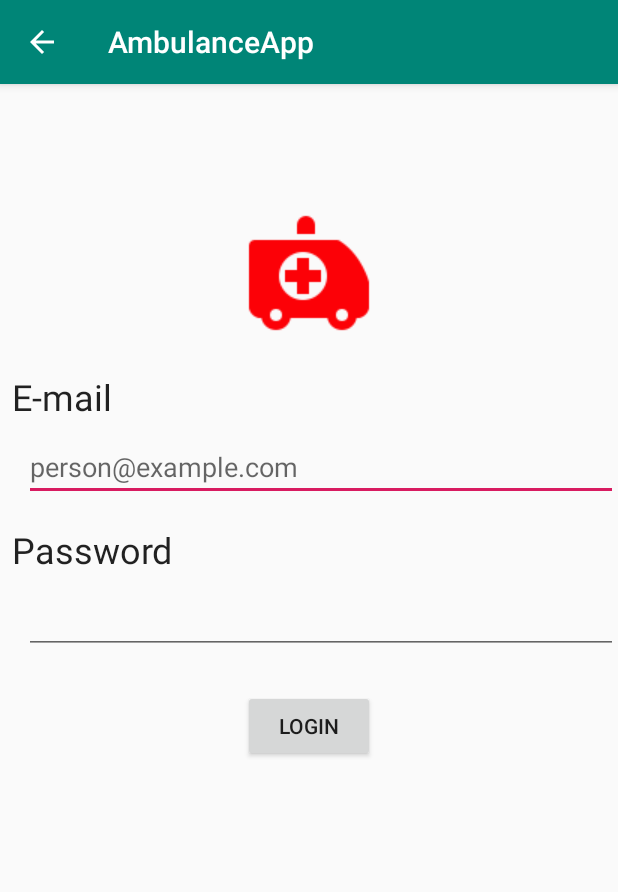
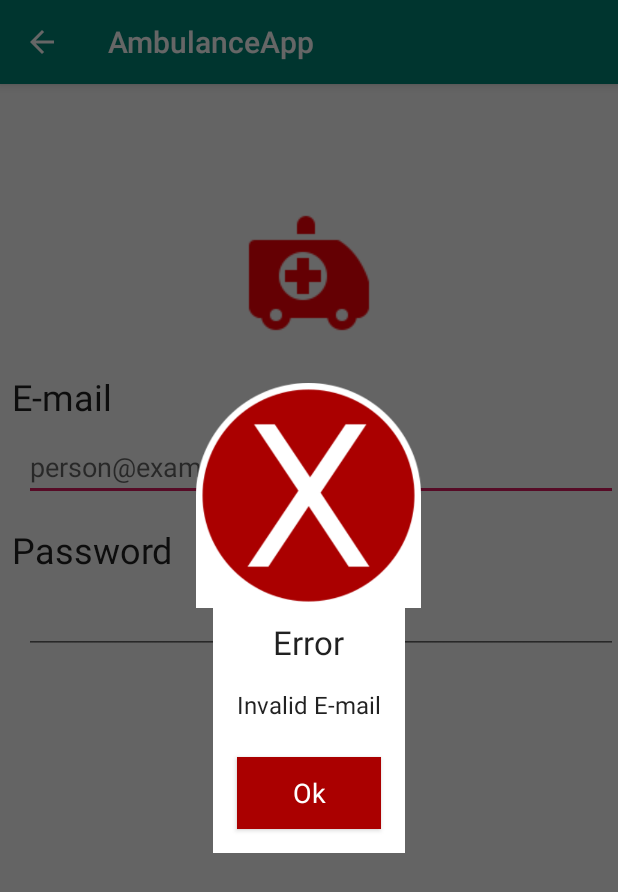
Before and after one commit to tarekMohamedIT/AmbulanceApp, an Android app: the LoginActivity screen opened directly, with no data from a screen before it, after a tap on "LOGIN", on a phone screen of 412 x 824 dp. Shown: the top 892 px of the screen. Run offline under Robolectric (Android 15) with nearby library versions, the phone set to English and light mode, and no system bars; our stand-ins replace Firebase (no records; nobody signed in at launch, a user with empty details on screens opened directly).

Commit message:
Added new message dialog to the login activity

```diff
--- /dev/null
+++ b/app/src/main/java/com/r3tr0/ambulanceapp/model/dialogs/MessageDialog.java
@@ -0,0 +1,76 @@
+package com.r3tr0.ambulanceapp.model.dialogs;
+
+import android.app.Dialog;
+import android.content.Context;
+import android.graphics.Color;
+import android.os.Bundle;
+import android.view.View;
+import android.widget.Button;
+import android.widget.ImageView;
+import android.widget.TextView;
+
+import com.r3tr0.ambulanceapp.R;
+
+public class MessageDialog extends Dialog implements View.OnClickListener {
+    private ImageView typeImageView;
+    private TextView titleTextView;
+    private TextView messageTextView;
+    private Button button;
+
+    private String title;
+    private String message;
+    private int type = 0;
+
+    private View.OnClickListener onClickListener;
+
+    public MessageDialog(Context context) {
+        super(context);
+    }
+
+    @Override
+    protected void onCreate(Bundle savedInstanceState) {
+        super.onCreate(savedInstanceState);
+        setContentView(R.layout.dialog_custom);
+        getWindow().setBackgroundDrawableResource(android.R.color.transparent);
+        typeImageView = findViewById(R.id.typeImageView);
+        titleTextView = findViewById(R.id.titleTextView);
+        messageTextView = findViewById(R.id.messageTextView);
+        button = findViewById(R.id.button);
+
+        titleTextView.setText(title);
+        messageTextView.setText(message);
+
+        if (type == 0) { //Error
+            typeImageView.setImageResource(R.drawable.dialog_error);
+            button.setBackgroundColor(Color.parseColor("#FFaa0000"));
+        } else {
+            typeImageView.setImageResource(R.drawable.dialog_finished);
+            button.setBackgroundColor(Color.parseColor("#FF00aa00"));
+        }
+
+        button.setOnClickListener(this);
+    }
+
+    public void setTitle(String title) {
+        this.title = title;
+    }
+
+    public void setMessage(String message) {
+        this.message = message;
+    }
+
+    public void setType(int type) {
+        this.type = type;
+    }
+
+    public void setOnClickListener(View.OnClickListener onClickListener) {
+        this.onClickListener = onClickListener;
+    }
+
+    @Override
+    public void onClick(View v) {
+        if (onClickListener != null)
+            onClickListener.onClick(v);
+        dismiss();
+    }
+}
--- a/app/src/main/java/com/r3tr0/ambulanceapp/view/BaseAuthActivity.java
+++ b/app/src/main/java/com/r3tr0/ambulanceapp/view/BaseAuthActivity.java
@@ -5,6 +5,8 @@ import android.content.Context;
 import android.support.v7.app.AppCompatActivity;
 import android.view.View;
 import android.view.inputmethod.InputMethodManager;
+
+import com.r3tr0.ambulanceapp.model.dialogs.MessageDialog;
 
 public class BaseAuthActivity extends AppCompatActivity {
 
@@ -32,6 +34,23 @@ public class BaseAuthActivity extends AppCompatActivity {
         }
     }
 
+    public void showMessage(String title, String message, int type) {
+        MessageDialog dialog = new MessageDialog(this);
+        dialog.setTitle(title);
+        dialog.setMessage(message);
+        dialog.setType(type);
+        dialog.show();
+    }
+
+    public void showMessage(String title, String message, int type, View.OnClickListener onClickListener) {
+        MessageDialog dialog = new MessageDialog(this);
+        dialog.setTitle(title);
+        dialog.setMessage(message);
+        dialog.setType(type);
+        dialog.setOnClickListener(onClickListener);
+        dialog.show();
+    }
+
     @Override
     public void onStop() {
         super.onStop();
--- a/app/src/main/java/com/r3tr0/ambulanceapp/view/LoginActivity.java
+++ b/app/src/main/java/com/r3tr0/ambulanceapp/view/LoginActivity.java
@@ -4,7 +4,6 @@ import android.content.Intent;
 import android.os.Bundle;
 import android.view.View;
 import android.widget.EditText;
-import android.widget.Toast;
 
 import com.google.firebase.auth.FirebaseUser;
 import com.r3tr0.ambulanceapp.MainActivity;
@@ -43,11 +42,12 @@ public class LoginActivity extends BaseAuthActivity {
                 hideProgressDialog();
                 switch (id) {
                     case FirebaseHelper.CHECK_EMAIL:
-                        Toast.makeText(LoginActivity.this, "Invalid E-mail", Toast.LENGTH_SHORT).show();
+                        showMessage("Error", "Invalid E-mail", 0);
+                        //Toast.makeText(LoginActivity.this, "Invalid E-mail", Toast.LENGTH_SHORT).show();
                         break;
 
                     case FirebaseHelper.CHECK_PASSWORD:
-                        Toast.makeText(LoginActivity.this, "Invalid Password", Toast.LENGTH_SHORT).show();
+                        showMessage("Error", "Invalid password format", 0);
                         break;
                 }
             }
@@ -57,18 +57,21 @@ public class LoginActivity extends BaseAuthActivity {
             @Override
             public void onSuccess(FirebaseUser user) {
                 hideProgressDialog();
-                Toast.makeText(LoginActivity.this, "You are logged in!", Toast.LENGTH_SHORT).show();
-                startActivity(new Intent(LoginActivity.this, MainActivity.class));
-                finish();
+                showMessage("Success", "You are logged in!", 1, new View.OnClickListener() {
+                    @Override
+                    public void onClick(View v) {
+                        startActivity(new Intent(LoginActivity.this, MainActivity.class));
+                        finish();
+                    }
+                });
             }
 
             @Override
             public void onFail(Exception e) {
                 hideProgressDialog();
-                Toast.makeText(LoginActivity.this, e.getMessage(), Toast.LENGTH_SHORT).show();
+                showMessage("Error", e.getMessage(), 0);
             }
         });
-
     }
 
     void initViews() {
--- /dev/null
+++ b/app/src/main/res/layout/dialog_custom.xml
@@ -0,0 +1,73 @@
+<?xml version="1.0" encoding="utf-8"?>
+<android.support.constraint.ConstraintLayout xmlns:android="http://schemas.android.com/apk/res/android"
+    xmlns:app="http://schemas.android.com/apk/res-auto"
+    android:layout_width="match_parent"
+    android:layout_height="wrap_content"
+    android:background="@android:color/transparent">
+
+    <View
+        android:id="@+id/view"
+        android:layout_width="0dp"
+        android:layout_height="75dp"
+        android:background="@android:color/white"
+        app:layout_constraintBottom_toBottomOf="@+id/typeImageView"
+        app:layout_constraintEnd_toEndOf="parent"
+        app:layout_constraintHorizontal_bias="0.0"
+        app:layout_constraintStart_toStartOf="parent" />
+
+    <ImageView
+        android:id="@+id/typeImageView"
+        android:layout_width="150dp"
+        android:layout_height="150dp"
+        app:layout_constraintEnd_toEndOf="parent"
+        app:layout_constraintStart_toStartOf="parent"
+        app:layout_constraintTop_toTopOf="parent"
+        app:srcCompat="@drawable/dialog_error" />
+
+    <LinearLayout
+        android:layout_width="match_parent"
+        android:layout_height="wrap_content"
+        android:background="@android:color/white"
+        android:orientation="vertical"
+        app:layout_constraintEnd_toEndOf="parent"
+        app:layout_constraintStart_toStartOf="parent"
+        app:layout_constraintTop_toBottomOf="@+id/view">
+
+        <TextView
+            android:id="@+id/titleTextView"
+            android:layout_width="wrap_content"
+            android:layout_height="wrap_content"
+            android:layout_gravity="center_horizontal"
+            android:layout_marginTop="8dp"
+            android:text="TextView"
+            android:textAppearance="@style/TextAppearance.AppCompat.Large" />
+
+        <TextView
+            android:id="@+id/messageTextView"
+            android:layout_width="wrap_content"
+            android:layout_height="wrap_content"
+            android:layout_gravity="center_horizontal"
+            android:layout_marginLeft="16dp"
+            android:layout_marginTop="16dp"
+            android:layout_marginRight="16dp"
+            android:text="TextView"
+            android:textAppearance="@style/TextAppearance.AppCompat.Subhead" />
+
+        <Button
+            android:id="@+id/button"
+            android:layout_width="match_parent"
+            android:layout_height="wrap_content"
+            android:layout_gravity="center_horizontal"
+            android:layout_marginLeft="16dp"
+            android:layout_marginTop="24dp"
+            android:layout_marginRight="16dp"
+            android:layout_marginBottom="16dp"
+            android:background="@android:color/holo_red_dark"
+            android:text="Ok"
+            android:textAppearance="@style/TextAppearance.AppCompat.Medium"
+            android:textColor="@android:color/white" />
+
+    </LinearLayout>
+
+
+</android.support.constraint.ConstraintLayout>
```
Also changed, not shown: app/src/main/res/drawable/dialog_error.png (added), app/src/main/res/drawable/dialog_finished.png (added).
